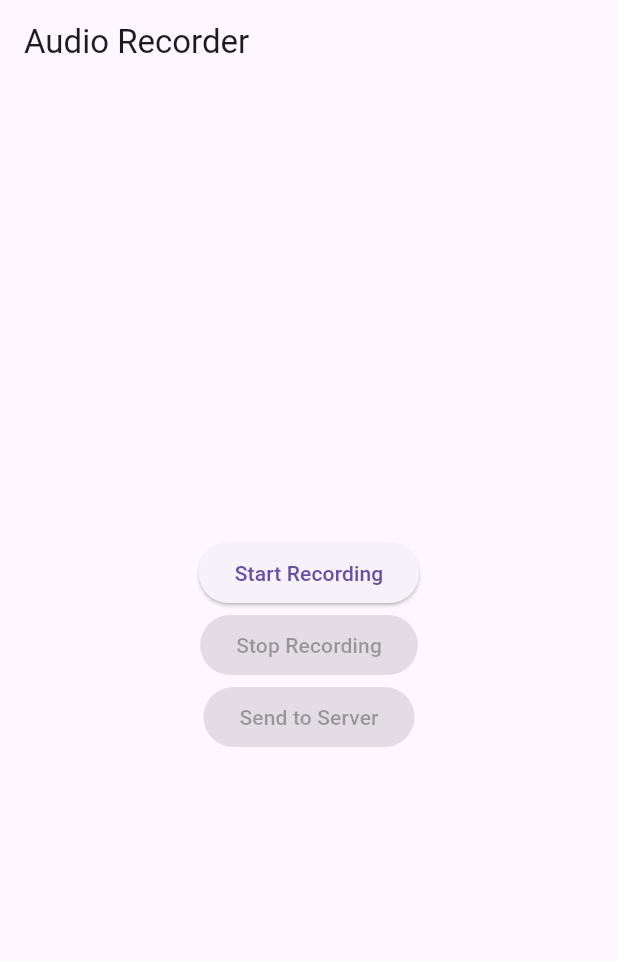
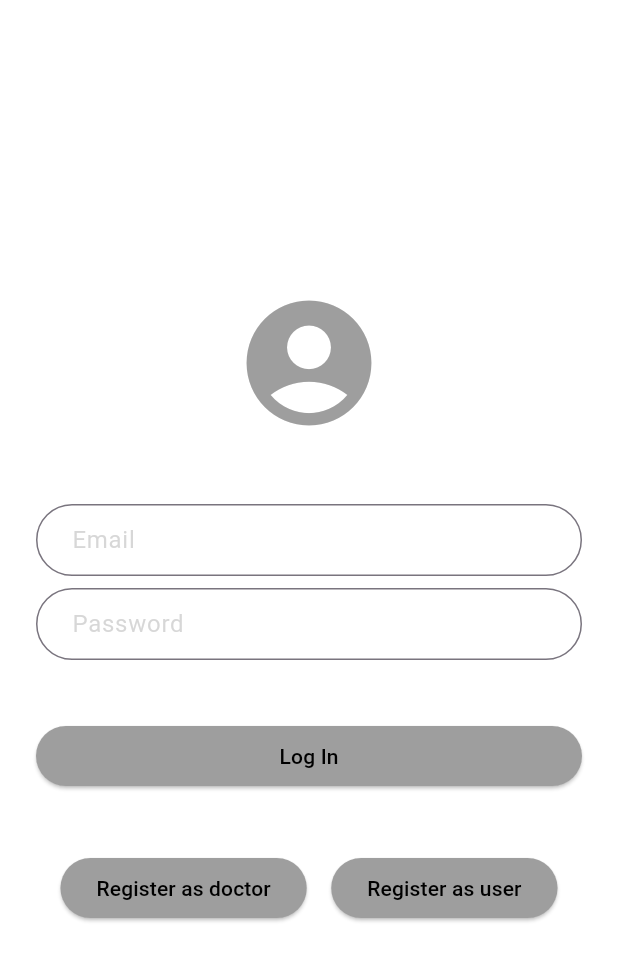
Before and after one commit to Jishnu-phani/dr_writely_dev_phase, a Flutter app: the screen it shows after launch, on a phone screen of 412 x 824 dp. Shown: the top 961 px of the screen. Run offline on Flutter 3.47's test engine with Material 3 defaults, Android fonts, the phone set to English and light mode, and no system bars; our stand-ins replace permission_handler; missing offline and left inert: flutter_sound; Roboto replaces fonts that are missing (Nunito).

Commit message:
working ui and page transitions and audio upload

```diff
--- /dev/null
+++ b/dr_writely/lib/login/login.dart
@@ -0,0 +1,110 @@
+import 'package:flutter/material.dart';
+import 'package:dr_writely/login/record_view.dart';
+
+class LoginPage extends StatefulWidget {
+  static String tag = 'login-page';
+  @override
+  _LoginPageState createState() => new _LoginPageState();
+}
+
+class _LoginPageState extends State<LoginPage> {
+  @override
+  Widget build(BuildContext context) {
+    const logo = Hero(
+      tag: 'hero',
+      child: CircleAvatar(
+        backgroundColor: Colors.transparent,
+        radius: 48.0,
+        child: Icon(
+          Icons.account_circle,
+          size: 100.0,
+          color: Colors.grey,
+        ),
+      ),
+    );
+
+    final email = TextFormField(
+      keyboardType: TextInputType.emailAddress,
+      autofocus: false,
+      decoration: InputDecoration(
+        hintText: 'Email',
+        hintStyle: const TextStyle(color: Color.fromARGB(104, 158, 158, 158), ),
+        contentPadding: const EdgeInsets.fromLTRB(20.0, 10.0, 20.0, 10.0),
+        border: OutlineInputBorder(borderRadius: BorderRadius.circular(32.0)),
+      ),
+    );
+
+    final password = TextFormField(
+      autofocus: false,
+      obscureText: true,
+      decoration: InputDecoration(
+        hintStyle: const TextStyle(color: Color.fromARGB(104, 158, 158, 158), ),
+        hintText: 'Password',
+        contentPadding: const EdgeInsets.fromLTRB(20.0, 10.0, 20.0, 10.0),
+        border: OutlineInputBorder(borderRadius: BorderRadius.circular(32.0)),
+      ),
+    );
+
+    final loginButton = Padding(
+      padding: const EdgeInsets.symmetric(vertical: 16.0),
+      child: ElevatedButton(
+        style: ElevatedButton.styleFrom(backgroundColor: Colors.grey),
+        onPressed: () {
+          Navigator.of(context).pushNamed(RecordView.tag);
+        },
+        child: const Text('Log In', style: TextStyle(color: Colors.black)),
+        ),
+    );
+
+    final registerAsDoctor = Padding(
+      padding: const EdgeInsets.symmetric(vertical: 16.0),
+      child: ElevatedButton(
+        style: ElevatedButton.styleFrom(backgroundColor: Colors.grey),
+        onPressed: () {
+          Navigator.of(context).pushNamed(RecordView.tag);
+        },
+        child: const Text('Register as doctor', style: TextStyle(color: Colors.black)),
+        ),
+    );
+
+    final registerAsUser = Padding(
+      padding: const EdgeInsets.symmetric(vertical: 16.0),
+      child: ElevatedButton(
+        style: ElevatedButton.styleFrom(backgroundColor: Colors.grey),
+        onPressed: () {
+          Navigator.of(context).pushNamed(RecordView.tag);
+        },
+        child: const Text('Register as user', style: TextStyle(color: Colors.black)),
+        ),
+    );
+
+
+
+    return Scaffold(
+      backgroundColor: Colors.white,
+      body: Center(
+        child: ListView(
+          shrinkWrap: true,
+          padding: const EdgeInsets.only(left: 24.0, right: 24.0),
+          children: <Widget>[
+            logo,
+            const SizedBox(height: 48.0),
+            email,
+            const SizedBox(height: 8.0),
+            password,
+            const SizedBox(height: 24.0),
+            loginButton,
+            const SizedBox(height: 8.0),
+            Row(
+              mainAxisAlignment: MainAxisAlignment.spaceEvenly,
+              children: [
+                registerAsDoctor,
+                registerAsUser,
+              ],
+            ),
+          ],
+        ),
+      ),
+    );
+  }
+}
--- a/dr_writely/lib/main.dart
+++ b/dr_writely/lib/main.dart
@@ -1,142 +1,28 @@
 import 'package:flutter/material.dart';
-import 'package:flutter_sound/flutter_sound.dart';
-import 'package:permission_handler/permission_handler.dart';
-import 'package:http/http.dart' as http;
-import 'dart:io';
-import 'package:http_parser/http_parser.dart';
+import 'package:dr_writely/login/record_view.dart';
+import 'package:dr_writely/login/login.dart';
+import 'package:dr_writely/login/audio_recorder_page.dart';
 
-void main() {
-  runApp(MyApp());
-}
+void main() => runApp(MyApp());
 
 class MyApp extends StatelessWidget {
+  final routes = <String, WidgetBuilder>{
+    LoginPage.tag: (context) => LoginPage(),
+    RecordView.tag: (context) => RecordView(),
+    AudioRecorderPage.tag: (context) => AudioRecorderPage(),
+  };
+
   @override
   Widget build(BuildContext context) {
     return MaterialApp(
-      title: 'Audio Recorder',
+      title: 'Dr_writely',
+      debugShowCheckedModeBanner: false,
       theme: ThemeData(
-        primarySwatch: Colors.blue,
+        primarySwatch: Colors.lightBlue,
+        fontFamily: 'Nunito',
       ),
-      home: AudioRecorderPage(),
+      home: LoginPage(),
+      routes: routes,
     );
   }
 }
-
-class AudioRecorderPage extends StatefulWidget {
-  @override
-  _AudioRecorderPageState createState() => _AudioRecorderPageState();
-}
-
-class _AudioRecorderPageState extends State<AudioRecorderPage> {
-  FlutterSoundRecorder _recorder = FlutterSoundRecorder();
-  bool isRecording = false;
-  String recordedFilePath = '';
-
-  @override
-  void initState() {
-    super.initState();
-    initRecorder();
-  }
-
-  @override
-  void dispose() {
-    _recorder.closeRecorder();
-    super.dispose();
-  }
-
-  Future<void> initRecorder() async {
-    // Check if the microphone permission is already granted
-    var status = await Permission.microphone.status;
-    if (status != PermissionStatus.granted) {
-      // Request the microphone permission
-      status = await Permission.microphone.request();
-      if (status != PermissionStatus.granted) {
-        // Handle the case where the permission is not granted
-        ScaffoldMessenger.of(context).showSnackBar(
-          SnackBar(content: Text('Microphone permission not granted')),
-        );
-        return;
-      }
-    }
-
-    // Open the recorder if permission is granted
-    await _recorder.openRecorder();
-  }
-
-  Future<void> startRecording() async {
-    recordedFilePath = '${Directory.systemTemp.path}/audio_record.wav';
-    await _recorder.startRecorder(
-      toFile: recordedFilePath,
-      codec: Codec.pcm16WAV,
-    );
-    setState(() {
-      isRecording = true;
-    });
-  }
-
-  Future<void> stopRecording() async {
-    await _recorder.stopRecorder();
-    setState(() {
-      isRecording = false;
-    });
-  }
-
-  Future<void> sendFile() async {
-    if (recordedFilePath.isEmpty) return;
-
-    var uri = Uri.parse('http://192.168.1.14:5000/upload');
-    var request = http.MultipartRequest('POST', uri);
-    request.files.add(
-      await http.MultipartFile.fromPath(
-        'audio',
-        recordedFilePath,
-        contentType: MediaType('audio', 'wav'),
-      ),
-    );
-
-    var response = await request.send();
-    if (response.statusCode == 200) {
-      ScaffoldMessenger.of(context)
-          .showSnackBar(SnackBar(content: Text('File uploaded successfully')));
-    } else {
-      ScaffoldMessenger.of(context)
-          .showSnackBar(SnackBar(content: Text('File upload failed')));
-    }
-  }
-
-  @override
-  Widget build(BuildContext context) {
-    return Scaffold(
-      appBar: AppBar(
-        title: Text('Audio Recorder'),
-      ),
-      body: Center(
-        child: Column(
-          mainAxisAlignment: MainAxisAlignment.center,
-          children: <Widget>[
-            ElevatedButton(
-              onPressed: isRecording ? null : startRecording,
-              child: Text('Start Recording'),
-            ),
-            ElevatedButton(
-              onPressed: isRecording ? stopRecording : null,
-              child: Text('Stop Recording'),
-            ),
-            ElevatedButton(
-              onPressed: recordedFilePath.isNotEmpty ? sendFile : null,
-              child: Text('Send to Server'),
-            ),
-            SizedBox(height: 20),
-            if (isRecording) ...[
-              CircularProgressIndicator(),
-              SizedBox(height: 10),
-              Text('Recording in progress...'),
-            ] else if (recordedFilePath.isNotEmpty) ...[
-              Text('Recording complete. Ready to send.'),
-            ],
-          ],
-        ),
-      ),
-    );
-  }
-}
```
Also changed, not shown: dr_writely/lib/login/audio_recorder_page.dart (added, +194 -0 lines), dr_writely/lib/login/record_view.dart (added, +37 -0 lines), 1 other file.
